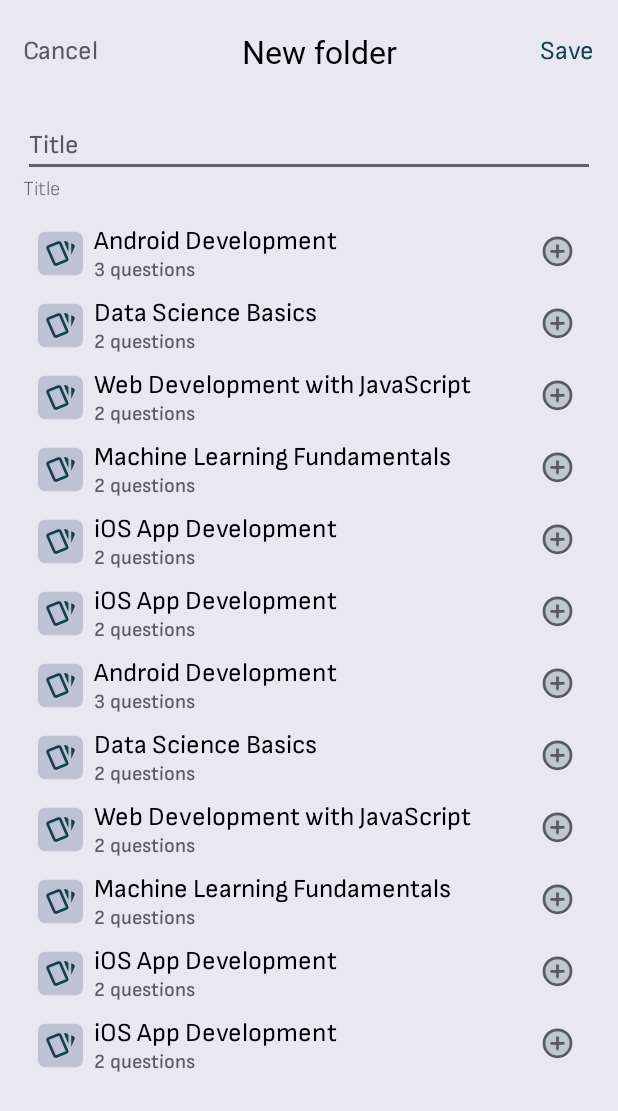
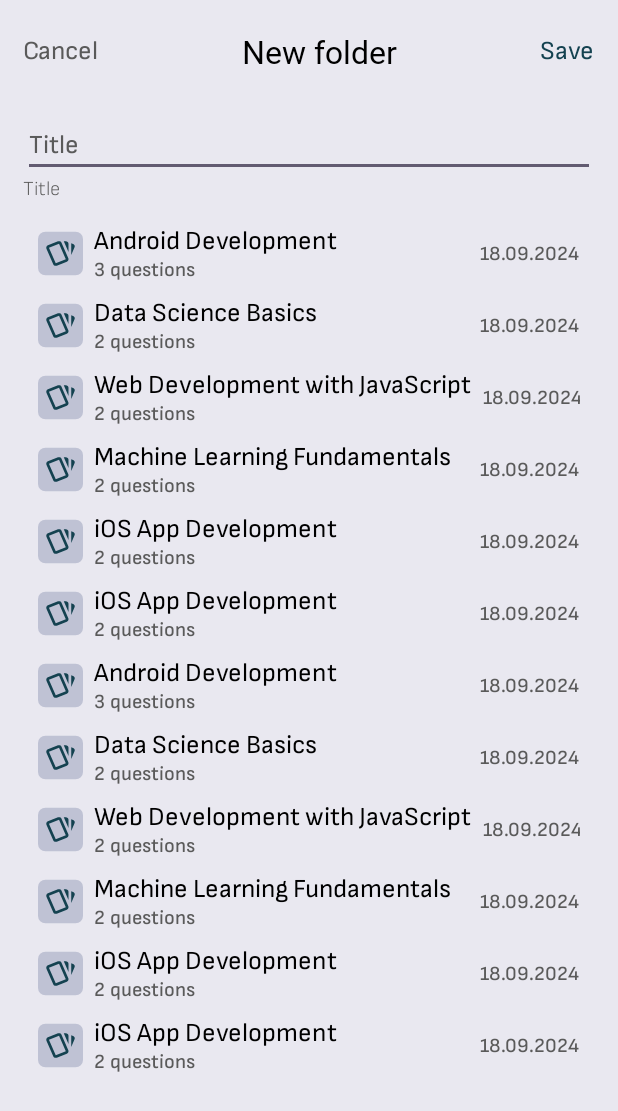
Before and after one commit to natagzn/PrepWiseMobile, an Android app: the NewFolderActivity screen opened directly, with no data from a screen before it, on a phone screen of 412 x 824 dp. Shown: the top 1111 px of the screen. Run offline under Robolectric (Android 15) with nearby library versions, the phone set to English and light mode, and no system bars; our stand-ins replace CircleImageView.

Commit message:
PS-41 Create adapter for set in folder

```diff
--- a/PrepWise/app/src/main/res/layout/item_add_set.xml
+++ b/PrepWise/app/src/main/res/layout/item_add_set.xml
@@ -26,7 +26,9 @@
                 android:layout_width="wrap_content"
                 android:layout_height="wrap_content"
                 android:text="Name set"
-                android:textColor="@color/black" />
+                android:textColor="@color/black"
+                android:maxLines="1"
+                android:ellipsize="end" />
 
             <LinearLayout
                 android:layout_width="wrap_content"
@@ -47,7 +49,7 @@
                     android:id="@+id/txt2"
                     android:layout_width="wrap_content"
                     android:layout_height="wrap_content"
-                    android:text="questions"
+                    android:text="@string/questions"
                     android:textColor="@color/gray"
                     style="@style/medium_11"/>
 
@@ -61,12 +63,21 @@
             android:layout_weight="1"
             android:orientation="vertical"/>
 
+    <TextView
+        android:id="@+id/date"
+        android:layout_width="wrap_content"
+        android:layout_height="wrap_content"
+        android:text="18.09.2024"
+        android:textColor="@color/gray"
+        style="@style/medium_11"/>
+
         <ImageView
             android:id="@+id/add_delete_to_folder"
             android:layout_width="30dp"
             android:layout_marginTop="3dp"
             android:layout_height="30dp"
             android:scaleType="fitXY"
+            android:visibility="gone"
             android:layout_gravity="center_vertical"
             android:src="@drawable/add_set" />
     </LinearLayout>
--- a/PrepWise/app/src/main/res/layout/item_folder.xml
+++ b/PrepWise/app/src/main/res/layout/item_folder.xml
@@ -31,6 +31,8 @@
             android:layout_weight="1"
             android:text="Folder name"
             style="@style/regular_16"
+            android:maxLines="1"
+            android:ellipsize="end"
             android:textColor="@color/black"/>
 
         <ImageView
--- a/PrepWise/app/src/main/res/layout/item_shared_set.xml
+++ b/PrepWise/app/src/main/res/layout/item_shared_set.xml
@@ -31,6 +31,8 @@
             android:layout_weight="1"
             android:text="Set name"
             style="@style/regular_16"
+            android:maxLines="1"
+            android:ellipsize="end"
             android:textColor="@color/black"/>
 
         <LinearLayout
```
Also changed, not shown: PrepWise/app/src/main/java/com/example/prepwise/adapters/AdapterSetInFolder.kt (added, +63 -0 lines), PrepWise/app/src/main/java/com/example/prepwise/fragments/ViewFolderFragment.kt (+29 -0 lines), PrepWise/app/src/main/res/layout/fragment_view_folder.xml (+38 -37 lines).
